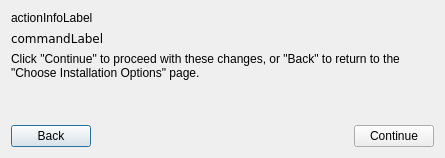
Above: ui/confirminstallationdialog.ui from Kicksecure/browser-choice before the change. Below: the same form after it.
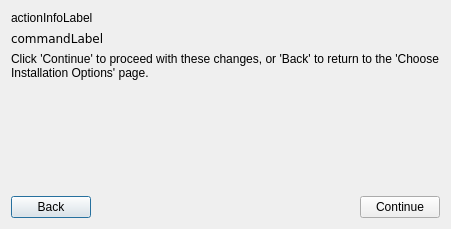
That is the form after the change. Icons and pictures are not drawn.

```diff
--- a/ui/confirminstallationdialog.ui
+++ b/ui/confirminstallationdialog.ui
@@ -6,8 +6,8 @@
    <rect>
     <x>0</x>
     <y>0</y>
-    <width>445</width>
-    <height>158</height>
+    <width>451</width>
+    <height>229</height>
    </rect>
   </property>
   <property name="windowTitle">
@@ -34,7 +34,7 @@
    <item>
     <widget class="QLabel" name="label_3">
      <property name="text">
-      <string>Click &quot;Continue&quot; to proceed with these changes, or &quot;Back&quot; to return to the &quot;Choose Installation Options&quot; page.</string>
+      <string>Click 'Continue' to proceed with these changes, or 'Back' to return to the 'Choose Installation Options' page.</string>
      </property>
      <property name="wordWrap">
       <bool>true</bool>
```
